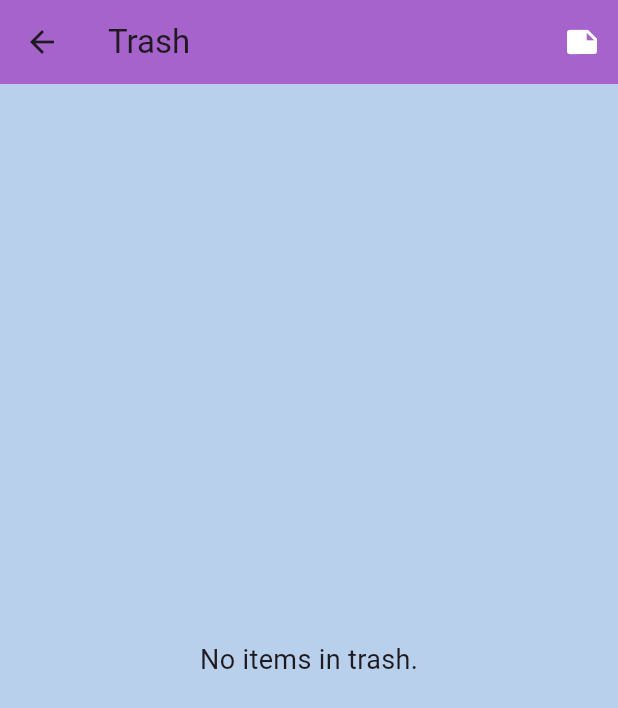
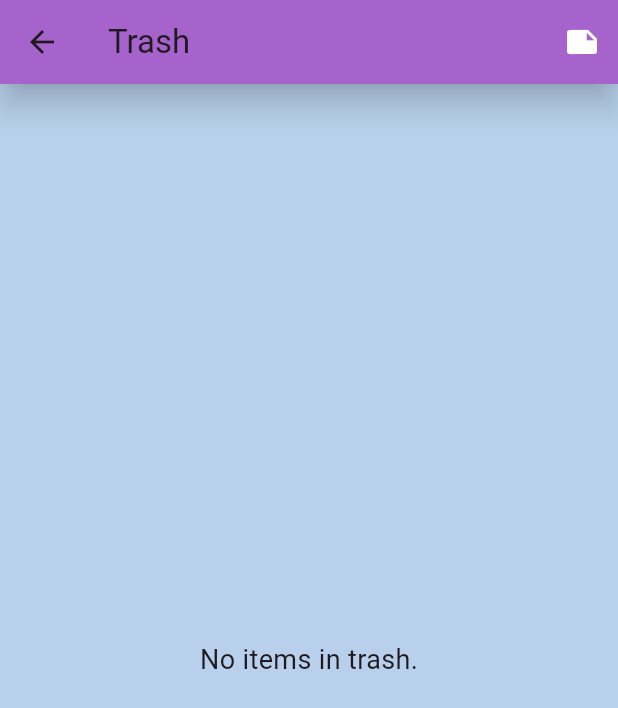
Before and after one commit to racherim/Notes-Flutter, a Flutter app: the screen it shows after launch, after a tap on the "delete" icon, on a phone screen of 412 x 824 dp. Shown: the top 708 px of the screen. Run offline on Flutter 3.47's test engine with Material 3 defaults, Android fonts, the phone set to English and light mode, and no system bars.

Commit message:
appbar shadow

```diff
--- a/lib/widgets/custom_AppBar.dart
+++ b/lib/widgets/custom_AppBar.dart
@@ -18,7 +18,10 @@ class CustomAppBar extends StatelessWidget implements PreferredSizeWidget {
     return AppBar(
       title: Text(isTrashView ? 'Trash' : 'Notes'),
       backgroundColor: Color(0xffa663cc),
-      shadowColor: Colors.black,
+      elevation: 8.0,
+      shadowColor: Colors.black.withValues(alpha: 0.8),
+      surfaceTintColor: Colors.transparent,
+      scrolledUnderElevation: 0,
       leading: isTrashView ? IconButton(
         icon: Icon(Icons.arrow_back),
         onPressed: onToggleView,
```
